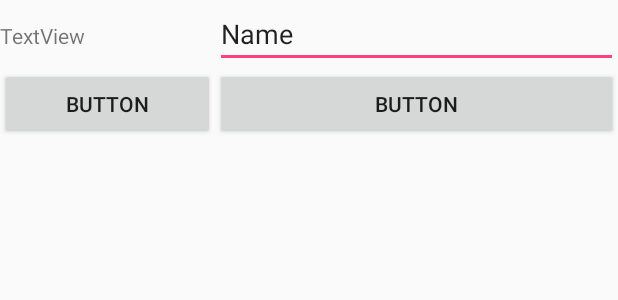
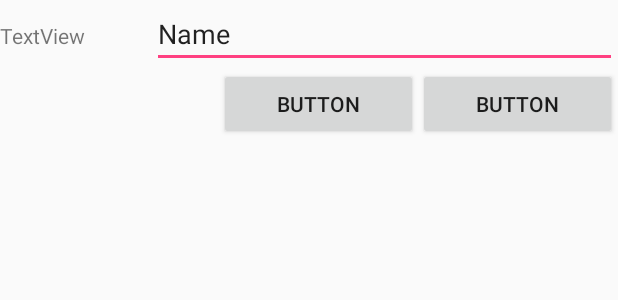
Before and after one commit to lmjing/AndroidStudy, an Android app: the layout activity_tablelayout.xml on its own in the app's theme, with its tools: preview values and no code run, on a phone screen of 412 x 824 dp. Shown: the top 300 px of the screen. Run offline under Robolectric (Android 15) with nearby library versions, the phone set to English and light mode, and no system bars.

Commit message:
TableLayout - layout_span & layout_column

```diff
--- a/Project/Week4/MyApplication234/app/src/main/res/layout/activity_tablelayout.xml
+++ b/Project/Week4/MyApplication234/app/src/main/res/layout/activity_tablelayout.xml
@@ -2,8 +2,8 @@
 <TableLayout xmlns:android="http://schemas.android.com/apk/res/android"
     android:layout_width="match_parent"
     android:layout_height="match_parent"
-    android:stretchColumns="0, 1">
-    <!--stretchColumns - tableView : 지정한 컬럼 쫙 땡겨주세요.-->
+    android:stretchColumns="0, 1, 2, 3">
+    <!--stretchColumns - tableView : 컬럼 수 지정 가능-->
 
     <TableRow
         android:layout_width="match_parent"
@@ -21,7 +21,8 @@
             android:layout_height="wrap_content"
             android:ems="10"
             android:inputType="textPersonName"
-            android:text="Name" />
+            android:text="Name"
+            android:layout_span="3"/>
     </TableRow>
 
     <TableRow
@@ -32,12 +33,15 @@
             android:id="@+id/button11"
             android:layout_width="wrap_content"
             android:layout_height="wrap_content"
-            android:text="Button" />
+            android:text="Button"
+            android:layout_column="2"/>
+        <!-- layout_column : 열 지정-->
 
         <Button
             android:id="@+id/button10"
             android:layout_width="wrap_content"
             android:layout_height="wrap_content"
-            android:text="Button" />
+            android:text="Button"
+            android:layout_column="3"/>
     </TableRow>
 </TableLayout>
```
